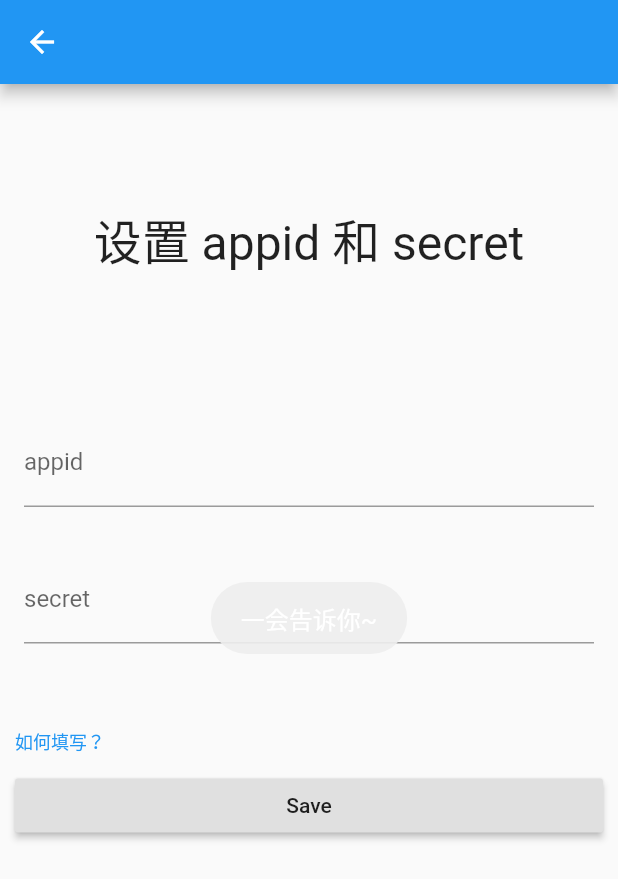
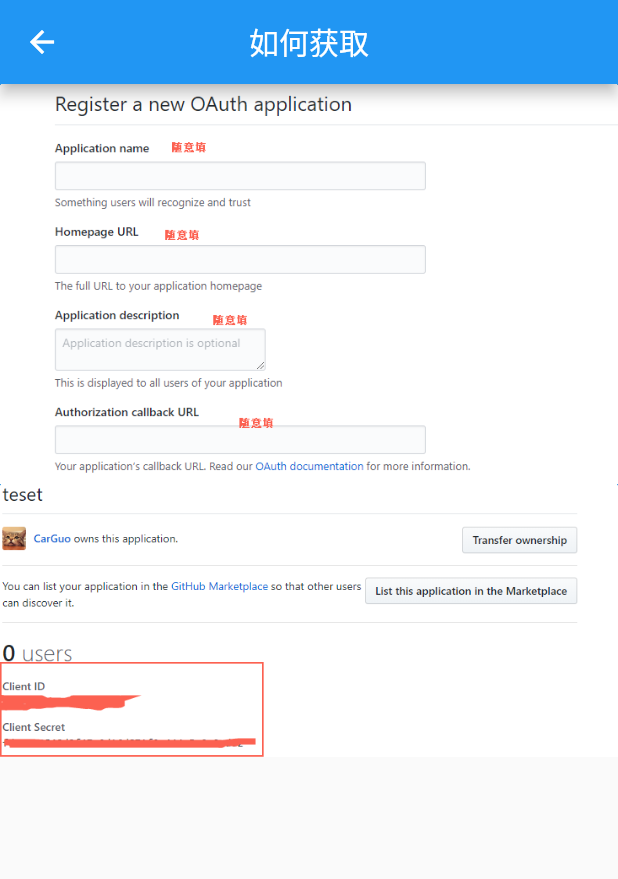
Before and after one commit to chenjidong/flutter_github, a Flutter app: the ConfigScreen screen opened directly, after a tap on "如何填写？", on a phone screen of 412 x 824 dp. Shown: the top 879 px of the screen. Run offline on Flutter 3.47's test engine with Material 2 defaults, Android fonts, the phone set to English and light mode, and no system bars; our stand-ins replace dio, flutter_swiper, fluttertoast, intro_slider, shared_preferences; missing offline and left inert: flutter_webview_plugin; accounts and stored records are empty.

Commit message:
图文引导 如何获得 appid 和 secret

```diff
--- /dev/null
+++ b/lib/view/account/config_guide.dart
@@ -0,0 +1,39 @@
+import 'package:flutter/material.dart';
+
+/**
+ * 配置 appid secret 引导
+ */
+class ConfigGuideScreen extends StatefulWidget {
+  @override
+  State<StatefulWidget> createState() {
+    // TODO: implement createState
+    return _ConfigGuideState();
+  }
+}
+
+class _ConfigGuideState extends State<ConfigGuideScreen> {
+  @override
+  Widget build(BuildContext context) {
+    // TODO: implement build
+    return Scaffold(
+        appBar: AppBar(
+          title: Text('如何获取'),
+          centerTitle: true,
+          leading: Builder(builder: (context) {
+            return IconButton(
+                icon: Icon(Icons.arrow_back),
+                color: Colors.white,
+                onPressed: () {
+                  Navigator.of(context).pop(this);
+                });
+          }),
+        ),
+        body: SafeArea(
+            child: ListView(
+          children: <Widget>[
+            new Image.asset('assets/config/register0.jpg', scale: 2.0, fit: BoxFit.cover),
+            new Image.asset('assets/config/register1.jpg', scale: 2.0, fit: BoxFit.cover)
+          ],
+        )));
+  }
+}
--- a/lib/view/account/config_screen.dart
+++ b/lib/view/account/config_screen.dart
@@ -1,5 +1,5 @@
 import 'package:flutter/material.dart';
-import 'package:flutter_github/common/util/toast_util.dart';
+import 'package:flutter_github/view/account/config_guide.dart';
 
 /// appid secret 配置界面
 class ConfigScreen extends StatefulWidget {
@@ -97,7 +97,9 @@ class _ConfigScreenState extends State<ConfigScreen> {
           ),
           GestureDetector(
             onTap: () {
-              ToastUtil.showToast('一会告诉你~');
+//              ToastUtil.showToast('一会告诉你~');
+              Navigator.of(context).push(
+                  MaterialPageRoute(builder: (context) => ConfigGuideScreen()));
             },
             child: Row(
               children: <Widget>[
--- a/pubspec.yaml
+++ b/pubspec.yaml
@@ -55,6 +55,7 @@ flutter:
   - assets/photo.jpg
   - assets/logo.jpg
   - assets/guide/
+  - assets/config/
   # An image asset can refer to one or more resolution-specific "variants", see
   # https://flutter.io/assets-and-images/#resolution-aware.
 
```
Also changed, not shown: assets/config/register0.jpg (added), assets/config/register1.jpg (added).
